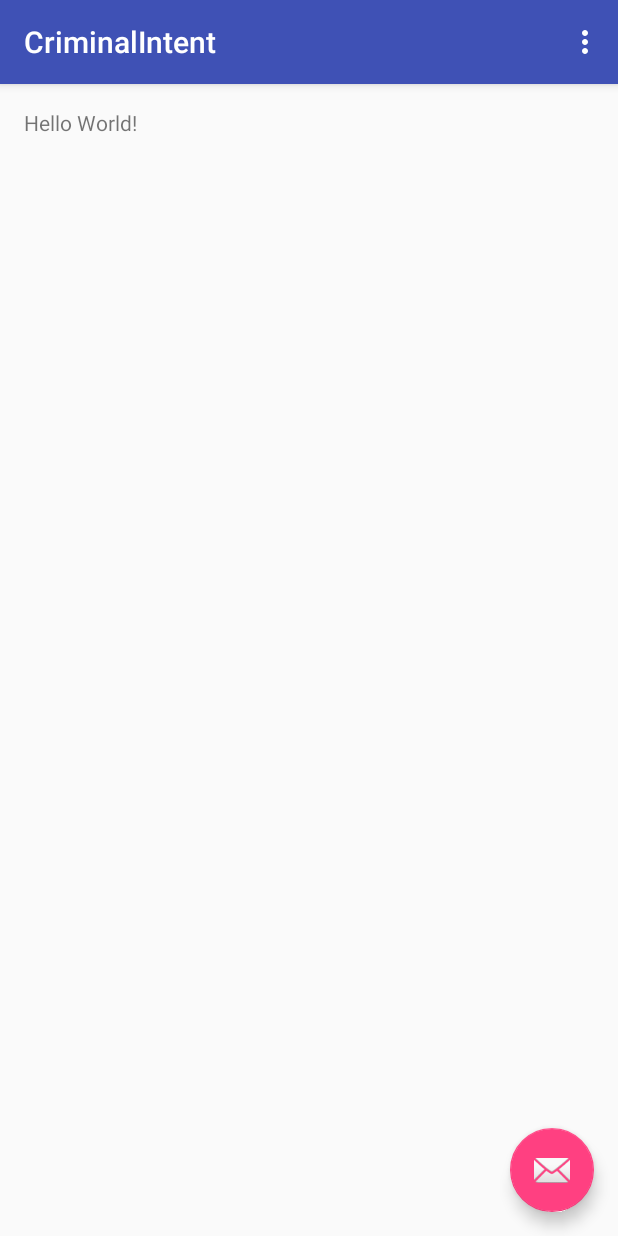
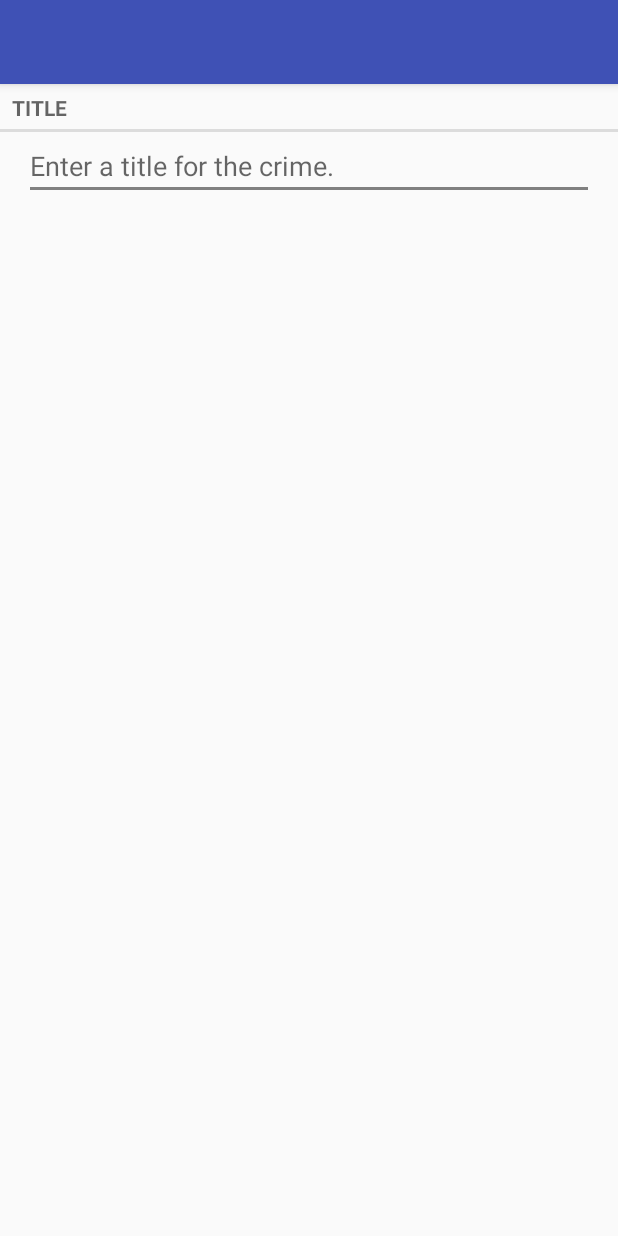
Before and after one commit to rodrixan/AndroidCAS, an Android app: the screen it shows after launch (CrimeActivity), on a phone screen of 412 x 824 dp. Run offline under Robolectric (Android 15) with nearby library versions, the phone set to English and light mode, and no system bars.

Commit message:
Created Fragment, need to edit it

```diff
--- a/CriminalIntent/app/src/main/AndroidManifest.xml
+++ b/CriminalIntent/app/src/main/AndroidManifest.xml
@@ -9,7 +9,7 @@
         android:supportsRtl="true"
         android:theme="@style/AppTheme">
         <activity
-            android:name=".CrimeActivity"
+            android:name=".controller.CrimeActivity"
             android:label="@string/app_name"
             android:theme="@style/AppTheme.NoActionBar">
             <intent-filter>
--- a/CriminalIntent/app/src/main/java/es/uam/eps/tfg/cas/android/examples/criminalintent/CrimeActivity.java
+++ /dev/null
@@ -1,52 +0,0 @@
-package es.uam.eps.tfg.cas.android.examples.criminalintent;
-
-import android.os.Bundle;
-import android.support.design.widget.FloatingActionButton;
-import android.support.design.widget.Snackbar;
-import android.support.v7.app.AppCompatActivity;
-import android.support.v7.widget.Toolbar;
-import android.view.View;
-import android.view.Menu;
-import android.view.MenuItem;
-
-public class CrimeActivity extends AppCompatActivity {
-
-    @Override
-    protected void onCreate(Bundle savedInstanceState) {
-        super.onCreate(savedInstanceState);
-        setContentView(R.layout.activity_crime);
-        Toolbar toolbar = (Toolbar) findViewById(R.id.toolbar);
-        setSupportActionBar(toolbar);
-
-        FloatingActionButton fab = (FloatingActionButton) findViewById(R.id.fab);
-        fab.setOnClickListener(new View.OnClickListener() {
-            @Override
-            public void onClick(View view) {
-                Snackbar.make(view, "Replace with your own action", Snackbar.LENGTH_LONG)
-                        .setAction("Action", null).show();
-            }
-        });
-    }
-
-    @Override
-    public boolean onCreateOptionsMenu(Menu menu) {
-        // Inflate the menu; this adds items to the action bar if it is present.
-        getMenuInflater().inflate(R.menu.menu_crime, menu);
-        return true;
-    }
-
-    @Override
-    public boolean onOptionsItemSelected(MenuItem item) {
-        // Handle action bar item clicks here. The action bar will
-        // automatically handle clicks on the Home/Up button, so long
-        // as you specify a parent activity in AndroidManifest.xml.
-        int id = item.getItemId();
-
-        //noinspection SimplifiableIfStatement
-        if (id == R.id.action_settings) {
-            return true;
-        }
-
-        return super.onOptionsItemSelected(item);
-    }
-}
--- /dev/null
+++ b/CriminalIntent/app/src/main/java/es/uam/eps/tfg/cas/android/examples/criminalintent/controller/CrimeActivity.java
@@ -0,0 +1,43 @@
+package es.uam.eps.tfg.cas.android.examples.criminalintent.controller;
+
+import android.os.Bundle;
+import android.support.v4.app.Fragment;
+import android.support.v4.app.FragmentActivity;
+import android.support.v4.app.FragmentManager;
+import android.support.v7.widget.Toolbar;
+
+import es.uam.eps.tfg.cas.android.examples.criminalintent.R;
+
+public class CrimeActivity extends FragmentActivity {
+
+    private FragmentManager mFragmentManager;
+
+    @Override
+    protected void onCreate(final Bundle savedInstanceState) {
+        super.onCreate(savedInstanceState);
+        setContentView(R.layout.activity_crime);
+        setToolBar();
+
+        mFragmentManager = getSupportFragmentManager();
+
+        addFragmentToManager(R.id.fragment_container);
+
+    }
+
+    private void setToolBar() {
+        final Toolbar toolbar = (Toolbar) findViewById(R.id.toolbar);
+    }
+
+
+    private void addFragmentToManager(final int fragmentId) {
+        //Fragment transitions are used to add, remove, (de)attach, or replace fragments in the frag. list
+        Fragment fragment = mFragmentManager.findFragmentById(fragmentId);
+
+        if (fragment == null) {
+            fragment = new CrimeFragment();
+            mFragmentManager.beginTransaction().add(fragmentId, fragment).commit();
+        }
+    }
+
+
+}
--- /dev/null
+++ b/CriminalIntent/app/src/main/java/es/uam/eps/tfg/cas/android/examples/criminalintent/controller/CrimeFragment.java
@@ -0,0 +1,60 @@
+package es.uam.eps.tfg.cas.android.examples.criminalintent.controller;
+
+import android.os.Bundle;
+import android.support.annotation.Nullable;
+import android.support.v4.app.Fragment;
+import android.text.Editable;
+import android.text.TextWatcher;
+import android.view.LayoutInflater;
+import android.view.View;
+import android.view.ViewGroup;
+import android.widget.EditText;
+
+import es.uam.eps.tfg.cas.android.examples.criminalintent.R;
+import es.uam.eps.tfg.cas.android.examples.criminalintent.model.Crime;
+
+public class CrimeFragment extends Fragment {
+    private Crime mCrime;
+    private EditText mTitleText;
+
+    @Override
+    public void onCreate(final Bundle savedInstanceState) {
+        super.onCreate(savedInstanceState);
+        mCrime = new Crime();
+    }
+
+    @Nullable
+    @Override
+    public View onCreateView(final LayoutInflater inflater, final ViewGroup container, final Bundle savedInstanceState) {
+        final View view = inflater.inflate(R.layout.fragment_crime, container, false);
+
+        wireWidgets(view);
+        setListeners();
+
+        return view;
+    }
+
+
+    private void wireWidgets(final View v) {
+        mTitleText = (EditText) v.findViewById(R.id.crime_title);
+    }
+
+    private void setListeners() {
+        mTitleText.addTextChangedListener(new TextWatcher() {
+            @Override
+            public void beforeTextChanged(final CharSequence s, final int start, final int count, final int after) {
+
+            }
+
+            @Override
+            public void onTextChanged(final CharSequence s, final int start, final int before, final int count) {
+                mCrime.setTitle(s.toString());
+            }
+
+            @Override
+            public void afterTextChanged(final Editable s) {
+
+            }
+        });
+    }
+}
--- /dev/null
+++ b/CriminalIntent/app/src/main/java/es/uam/eps/tfg/cas/android/examples/criminalintent/model/Crime.java
@@ -0,0 +1,46 @@
+package es.uam.eps.tfg.cas.android.examples.criminalintent.model;
+
+
+import java.util.Date;
+import java.util.UUID;
+
+public class Crime {
+    private final UUID mId; //Id
+    private String mTitle;
+    private Date mDate;
+    private boolean mSolved;
+
+    public Crime() {
+        mId = UUID.randomUUID();
+        mDate = new Date();
+        mSolved = false;
+    }
+
+    public UUID getId() {
+        return mId;
+    }
+
+    public String getTitle() {
+        return mTitle;
+    }
+
+    public void setTitle(final String title) {
+        mTitle = title;
+    }
+
+    public Date getDate() {
+        return (mDate != null) ? new Date(mDate.getTime()) : null;
+    }
+
+    public void setDate(final Date date) {
+        mDate = (date != null) ? new Date(date.getTime()) : null;
+    }
+
+    public boolean isSolved() {
+        return mSolved;
+    }
+
+    public void setSolved(final boolean solved) {
+        mSolved = solved;
+    }
+}
--- a/CriminalIntent/app/src/main/res/layout/activity_crime.xml
+++ b/CriminalIntent/app/src/main/res/layout/activity_crime.xml
@@ -6,7 +6,7 @@
     android:layout_width="match_parent"
     android:layout_height="match_parent"
     android:fitsSystemWindows="true"
-    tools:context="es.uam.eps.tfg.cas.android.examples.criminalintent.CrimeActivity">
+    tools:context=".controller.CrimeActivity">
 
     <android.support.design.widget.AppBarLayout
         android:layout_width="match_parent"
@@ -24,12 +24,5 @@
 
     <include layout="@layout/content_crime"/>
 
-    <android.support.design.widget.FloatingActionButton
-        android:id="@+id/fab"
-        android:layout_width="wrap_content"
-        android:layout_height="wrap_content"
-        android:layout_gravity="bottom|end"
-        android:layout_margin="@dimen/fab_margin"
-        android:src="@android:drawable/ic_dialog_email"/>
 
 </android.support.design.widget.CoordinatorLayout>
--- a/CriminalIntent/app/src/main/res/layout/content_crime.xml
+++ b/CriminalIntent/app/src/main/res/layout/content_crime.xml
@@ -1,20 +1,13 @@
 <?xml version="1.0" encoding="utf-8"?>
-<RelativeLayout
+<FrameLayout
+    android:id="@+id/fragment_container"
     xmlns:android="http://schemas.android.com/apk/res/android"
     xmlns:app="http://schemas.android.com/apk/res-auto"
     xmlns:tools="http://schemas.android.com/tools"
     android:layout_width="match_parent"
     android:layout_height="match_parent"
-    android:paddingBottom="@dimen/activity_vertical_margin"
-    android:paddingLeft="@dimen/activity_horizontal_margin"
-    android:paddingRight="@dimen/activity_horizontal_margin"
-    android:paddingTop="@dimen/activity_vertical_margin"
     app:layout_behavior="@string/appbar_scrolling_view_behavior"
-    tools:context="es.uam.eps.tfg.cas.android.examples.criminalintent.CrimeActivity"
+    tools:context=".controller.CrimeActivity"
     tools:showIn="@layout/activity_crime">
 
-    <TextView
-        android:layout_width="wrap_content"
-        android:layout_height="wrap_content"
-        android:text="Hello World!"/>
-</RelativeLayout>
+</FrameLayout>
--- /dev/null
+++ b/CriminalIntent/app/src/main/res/layout/fragment_crime.xml
@@ -0,0 +1,24 @@
+<?xml version="1.0" encoding="utf-8"?>
+<LinearLayout xmlns:android="http://schemas.android.com/apk/res/android"
+              android:orientation="vertical"
+              android:layout_width="match_parent"
+              android:layout_height="match_parent"
+              android:backgroundTint="#ffffff">
+
+    <TextView
+        android:layout_width="match_parent"
+        android:layout_height="wrap_content"
+        android:text="@string/crime_title_label"
+        style="?android:listSeparatorTextViewStyle"/>
+
+    <EditText
+        android:id="@+id/crime_title"
+        android:layout_width="match_parent"
+        android:layout_height="wrap_content"
+        android:hint="@string/crime_title_hint"
+        android:layout_marginLeft="16dp"
+        android:layout_marginRight="16dp"
+        android:backgroundTint="@android:color/tab_indicator_text"
+        android:textCursorDrawable="@null"/>
+
+</LinearLayout>
--- a/CriminalIntent/app/src/main/res/menu/menu_crime.xml
+++ b/CriminalIntent/app/src/main/res/menu/menu_crime.xml
@@ -1,7 +1,7 @@
 <menu xmlns:android="http://schemas.android.com/apk/res/android"
       xmlns:app="http://schemas.android.com/apk/res-auto"
       xmlns:tools="http://schemas.android.com/tools"
-      tools:context="es.uam.eps.tfg.cas.android.examples.criminalintent.CrimeActivity">
+      tools:context=".controller.CrimeActivity">
     <item
         android:id="@+id/action_settings"
         android:orderInCategory="100"
--- a/CriminalIntent/app/src/main/res/values/strings.xml
+++ b/CriminalIntent/app/src/main/res/values/strings.xml
@@ -1,4 +1,7 @@
 <resources>
     <string name="app_name">CriminalIntent</string>
     <string name="action_settings">Settings</string>
+
+    <string name="crime_title_label">Title</string>
+    <string name="crime_title_hint">Enter a title for the crime.</string>
 </resources>
```
